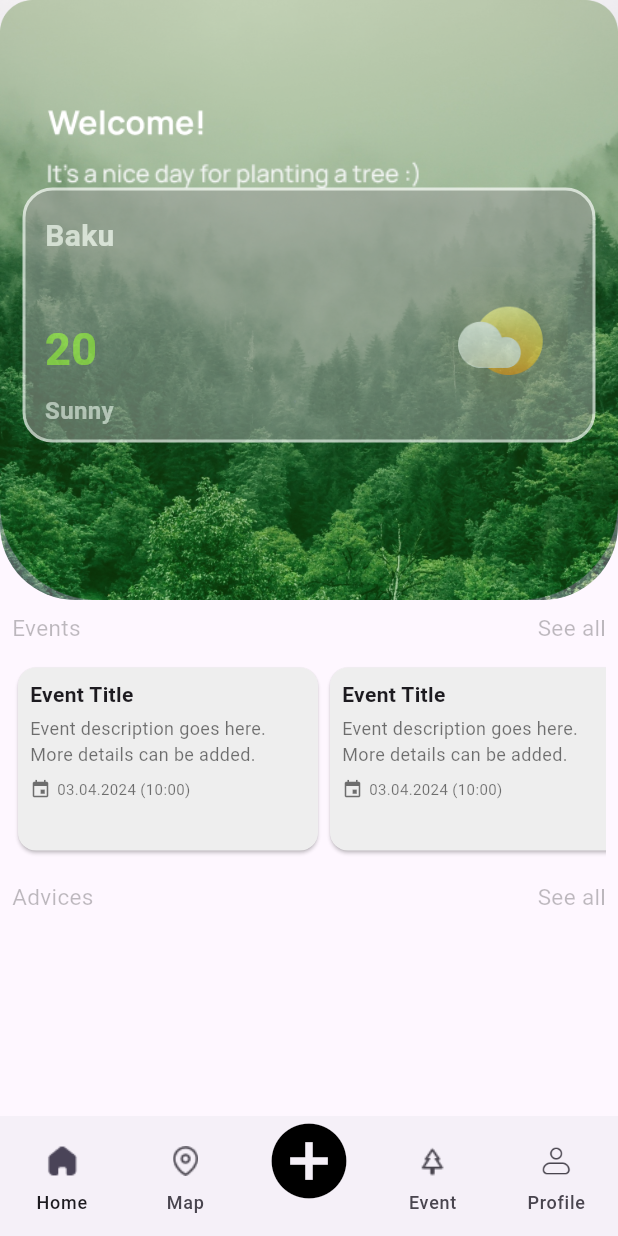
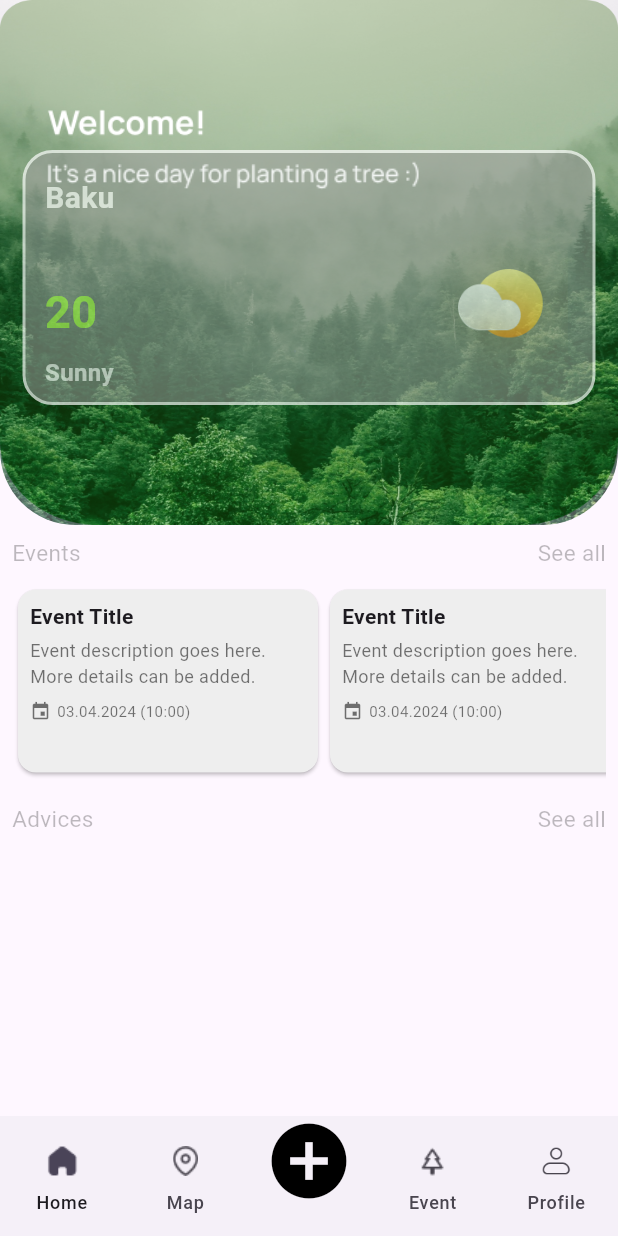
Before and after one commit to GiyasRzza/green_public_mobile, a Flutter app: the MainPage screen opened directly, on a phone screen of 412 x 824 dp. Run offline on Flutter 3.47's test engine with Material 3 defaults, Android fonts, the phone set to English and light mode, and no system bars; our stand-ins replace geolocator, image_picker, sembast, video_player; missing offline and left inert: quick_actions, yandex_maps_mapkit_lite; network calls fail.

Commit message:
design fixing2

```diff
--- a/lib/page/main/main_page.dart
+++ b/lib/page/main/main_page.dart
@@ -14,7 +14,7 @@ class _MainPageState extends State<MainPage>  with SingleTickerProviderStateMixi
   @override
   Widget build(BuildContext context) {
     return  Scaffold(
-      appBar: const PreferredSize(preferredSize: Size.fromHeight(400),
+      appBar: const PreferredSize(preferredSize: Size.fromHeight(350),
       child: MainAppBar()),
       body: const MainBody(),
       bottomNavigationBar: MainBottomNavigationBar(currentPageIndex: 0,),
--- a/lib/page/main/widget/main_body.dart
+++ b/lib/page/main/widget/main_body.dart
@@ -44,12 +44,12 @@ class _MainBodyState extends State<MainBody> {
                     ],
                   ),
                   Padding(
-                    padding: const EdgeInsets.only(top: 12.0),
+                    padding: const EdgeInsets.only(top: 10.0),
                     child: SizedBox(
                       height: 130,
                       child: ListView.builder(
                         scrollDirection: Axis.horizontal,
-                        itemCount: 3,
+                        itemCount: 4,
                         itemBuilder: (BuildContext context, int index) {
                           return Card(
                             shape: RoundedRectangleBorder(
@@ -106,7 +106,6 @@ class _MainBodyState extends State<MainBody> {
                 ],
               ),
             ),
-            // Advices Bölümü
             Padding(
               padding: const EdgeInsets.all(8.0),
               child: Column(
```
